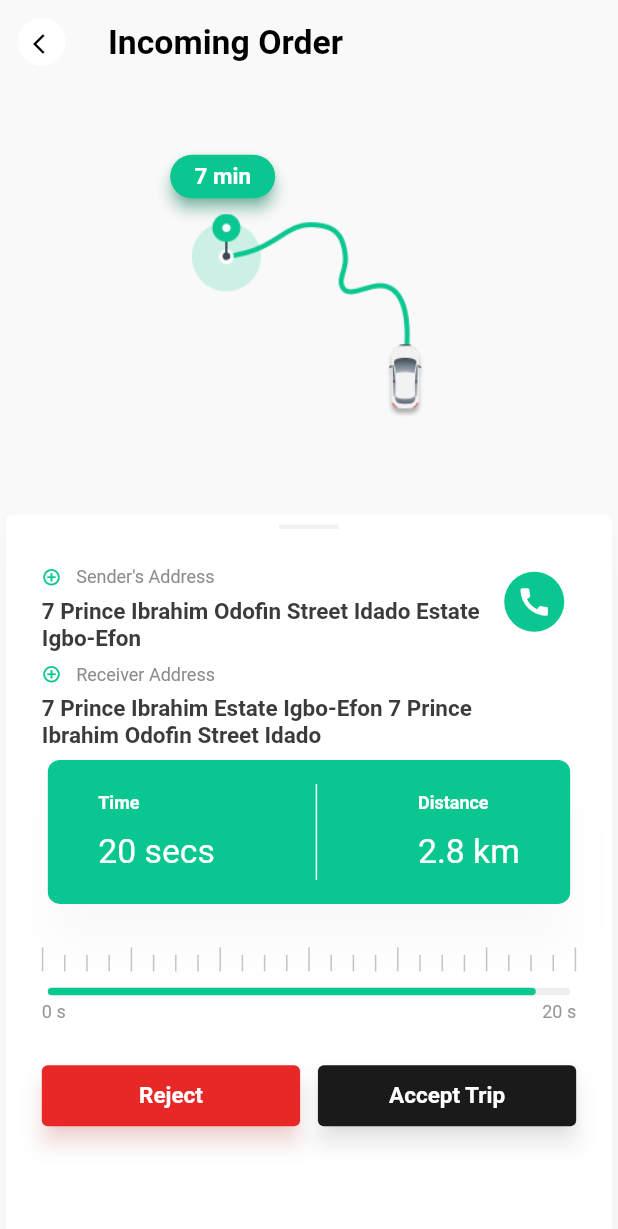
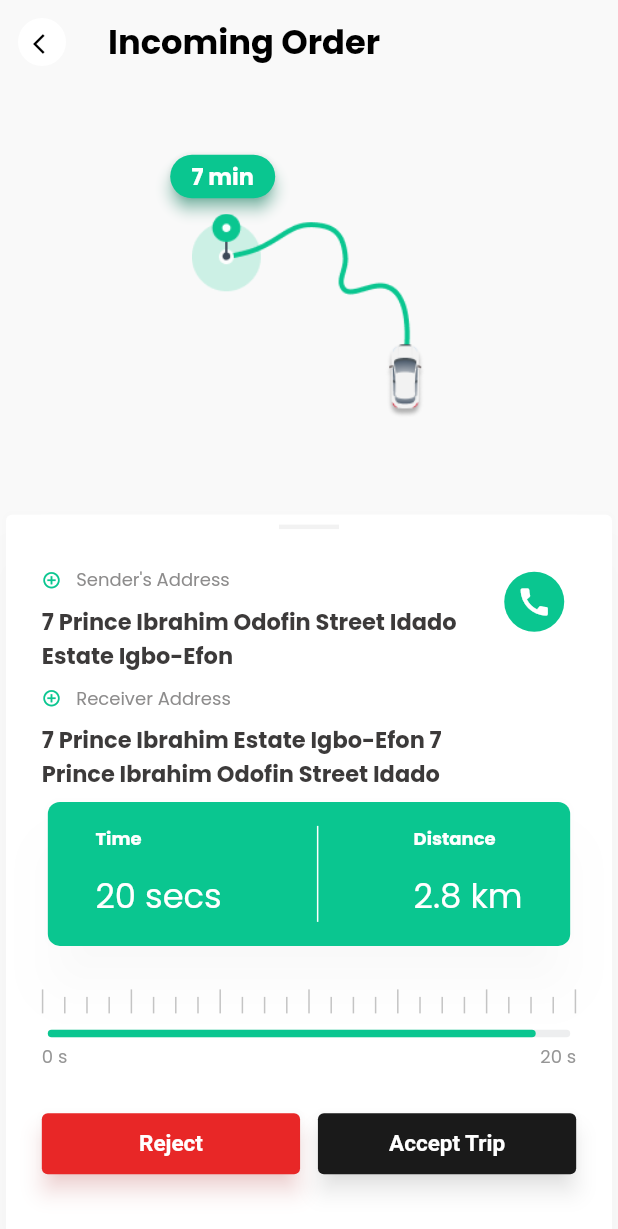
Before and after one commit to medwonuola/jetiffy_sample, a Flutter app: the screen it shows after launch, after a tap on "Set Direction", on a phone screen of 412 x 824 dp. Shown: the top 1229 px of the screen. Run offline on Flutter 3.47's test engine with Material 2 defaults, Android fonts, the phone set to English and light mode, and no system bars.

Commit message:
Added fonts

```diff
--- a/lib/main.dart
+++ b/lib/main.dart
@@ -18,6 +18,7 @@ class Jetiffy extends StatelessWidget {
       title: 'Jetiffy',
       debugShowCheckedModeBanner: false,
       theme: ThemeData(
+        fontFamily: "Poppins",
           scaffoldBackgroundColor: const Color(0xFFF9F9F9),
           primarySwatch: Colors.green,
           primaryColor: Colors.white,
```
Also changed, not shown: pubspec.yaml (+8 -1 lines), assets/fonts/Poppins-Bold.ttf (added), assets/fonts/Poppins-Light.ttf (added), assets/fonts/Poppins-Regular.ttf (added), assets/fonts/Poppins-Thin.ttf (added).
